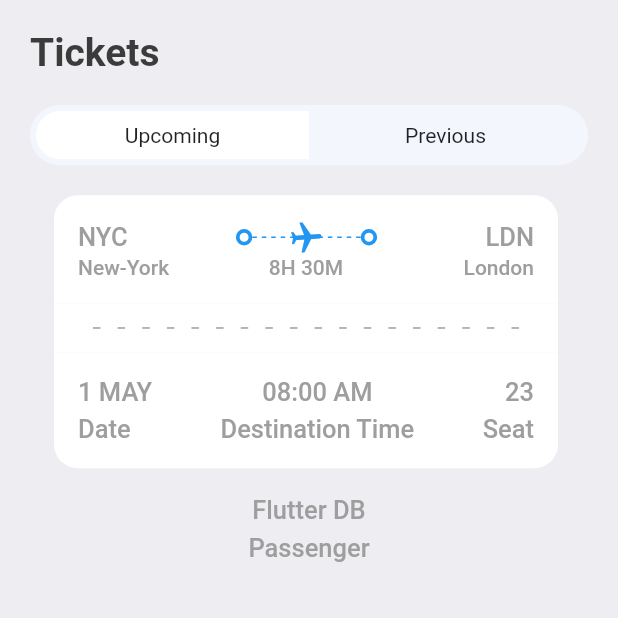
After one commit to flock-s/ticketbooking, a Flutter app: the TicketScreen screen opened directly, on a phone screen of 412 x 824 dp, the top half of it. The commit adds this screen. Run offline on Flutter 3.47's test engine with Material 2 defaults, Android fonts, the phone set to English and light mode, and no system bars; our stand-ins replace fluentui_icons, gap, get; missing offline and left inert: dart:ffi.

Commit message:
adding Ticket Views

```diff
--- a/lib/screens/bottom_bar.dart
+++ b/lib/screens/bottom_bar.dart
@@ -1,5 +1,6 @@
 import 'package:booktickets/screens/home_screen.dart';
 import 'package:booktickets/screens/search_screen.dart';
+import 'package:booktickets/screens/ticket_screen.dart';
 import 'package:fluentui_icons/fluentui_icons.dart';
 import 'package:flutter/material.dart';
 
@@ -29,7 +30,7 @@ class _BottomBarState extends State<BottomBar> with SingleTickerProviderStateMix
   static final List<Widget> _widgetOptions = <Widget>[
     const HomeScreen(),
     const SearchScreen(),
-    const Text("Tickets"),
+    const TicketScreen(),
     const Text("Profile")
   ];
   void _onItemTapped(int index){
--- /dev/null
+++ b/lib/screens/ticket_screen.dart
@@ -0,0 +1,47 @@
+import 'package:booktickets/screens/ticket_view.dart';
+import 'package:booktickets/utils/app_info_list.dart';
+import 'package:booktickets/utils/app_layout.dart';
+import 'package:booktickets/utils/app_style.dart';
+import 'package:booktickets/widgets/ticket_tabs.dart';
+import 'package:flutter/material.dart';
+import 'package:gap/gap.dart';
+
+class TicketScreen extends StatelessWidget {
+  const TicketScreen({Key? key}) : super(key: key);
+
+  @override
+  Widget build(BuildContext context) {
+    final size = AppLayout.getSize(context);
+    return Scaffold(
+      backgroundColor: Styles.bgColor,
+      body: Stack(
+        children: [
+          ListView(
+            padding: EdgeInsets.symmetric(vertical: AppLayout.getHeight(20), horizontal: AppLayout.getWidth(20)),
+            children: [
+              Text("Tickets",style: Styles.headlineStyle1,),
+              Gap(AppLayout.getHeight(20)),
+              const AppTicketTabs(firstTab: 'Upcoming', secondTab: 'Previous'),
+              Gap(AppLayout.getHeight(20)),
+              Container(
+                padding: EdgeInsets.only(right: AppLayout.getWidth(20)),
+                child: TicketView(ticket: ticketList[0],isColor: true,),
+              ),
+              Container(
+                padding: EdgeInsets.symmetric(horizontal: 15),
+                child: Column(
+                  children: [
+                    Text("Flutter DB", style: Styles.headlineStyle3,),
+                    Gap(AppLayout.getHeight(5)),
+                    Text("Passenger", style: Styles.headlineStyle3,)
+                  ],
+                ),
+              )
+
+            ],
+          )
+        ],
+      ),
+    );
+  }
+}
--- a/lib/screens/ticket_view.dart
+++ b/lib/screens/ticket_view.dart
@@ -1,3 +1,5 @@
+import 'dart:ffi';
+
 import 'package:booktickets/utils/app_layout.dart';
 import 'package:booktickets/utils/app_style.dart';
 import 'package:booktickets/widgets/thick_container.dart';
@@ -8,7 +10,8 @@ import 'package:gap/gap.dart';
 class TicketView extends StatelessWidget {
 
   final Map<String,dynamic> ticket;
-  const TicketView({Key? key,required this.ticket}) : super(key: key);
+  final bool? isColor;
+  const TicketView({Key? key,required this.ticket, this.isColor}) : super(key: key);
 
   @override
   Widget build(BuildContext context) {
@@ -23,16 +26,16 @@ class TicketView extends StatelessWidget {
             margin: EdgeInsets.only(left: AppLayout.getHeight(16)),
             decoration: BoxDecoration(
               borderRadius: BorderRadius.only(topLeft: Radius.circular(AppLayout.getHeight(16)),topRight: Radius.circular(AppLayout.getHeight(16))),
-              color: const Color(0xFF526799)
+              color: isColor==true?Colors.white:const Color(0xFF526799)
             ),
             padding: EdgeInsets.all(AppLayout.getHeight(16)),
             child: Column(
               children: [
                 Row(
                   children: [
-                    Text("${ticket['from']['code']}", style: Styles.headlineStyle3.copyWith(color: Colors.white),),
+                    Text("${ticket['from']['code']}", style: Styles.headlineStyle3.copyWith(color: isColor==true?Colors.grey:Colors.white),),
                     Expanded(child: Container()),
-                    const ThickContainer(),
+                    const ThickContainer(isColor:true),
                     Expanded(child: Stack(
                       children:[
                         SizedBox(
@@ -43,9 +46,9 @@ class TicketView extends StatelessWidget {
                                 direction: Axis.horizontal,
                                 mainAxisAlignment: MainAxisAlignment.spaceBetween,
                                 children: List.generate((constraints.constrainWidth()/6).floor(), (index) => SizedBox(
-                                  width: AppLayout.getWidth(3),height: AppLayout.getHeight(1), child: const DecoratedBox(
+                                  width: AppLayout.getWidth(3),height: AppLayout.getHeight(1), child: DecoratedBox(
                                   decoration: BoxDecoration(
-                                      color: Colors.white
+                                      color: isColor==true?Colors.blue:Colors.white
                                   ),
                                 ),
                                 )),
@@ -53,15 +56,15 @@ class TicketView extends StatelessWidget {
                             },),
                         ),
                         Center(
-                          child: Transform.rotate(angle: 1.5, child: const Icon(Icons.local_airport,color: Colors.white),),
+                          child: Transform.rotate(angle: 1.5, child: Icon(Icons.local_airport,color: isColor==true?Colors.blue:Colors.white),),
                         )
 
                       ]
                     )),
-                    const ThickContainer(),
+                    const ThickContainer(isColor: true,),
                     Expanded(child: Container()),
 
-                    Text("${ticket['to']['code']}",style: Styles.headlineStyle3.copyWith(color: Colors.white))
+                    Text("${ticket['to']['code']}",style: Styles.headlineStyle3.copyWith(color: isColor==true?Colors.grey:Colors.white))
                   ],
                 ),
                 Row(
@@ -69,12 +72,12 @@ class TicketView extends StatelessWidget {
                   children: [
                     SizedBox(
                       width: AppLayout.getWidth(100),
-                        child:Text("${ticket['from']['name']}", style: Styles.headlineStyle4.copyWith(color: Colors.white),),
+                        child:Text("${ticket['from']['name']}", style: Styles.headlineStyle4.copyWith(color: isColor==true?Colors.grey:Colors.white),),
                     ),
-                    Text("${ticket['flying_time']}", style: Styles.headlineStyle4.copyWith(color: Colors.white),),
+                    Text("${ticket['flying_time']}", style: Styles.headlineStyle4.copyWith(color: isColor==true?Colors.grey:Colors.white),),
                     SizedBox(
                       width: AppLayout.getWidth(100),
-                      child:Text("${ticket['to']['name']}", style: Styles.headlineStyle4.copyWith(color: Colors.white),textAlign: TextAlign.end,),
+                      child:Text("${ticket['to']['name']}", style: Styles.headlineStyle4.copyWith(color: isColor==true?Colors.grey:Colors.white),textAlign: TextAlign.end,),
                     ),
 
                   ],
@@ -85,7 +88,7 @@ class TicketView extends StatelessWidget {
           //Rip-able part of ticket
           Container(
             margin: EdgeInsets.only(left: AppLayout.getHeight(16)),
-            color: const Color(0xFFF55E1D),
+            color: isColor==true?Colors.white:const Color(0xFFF55E1D),
             child: Row(
               children: [
                 SizedBox(
@@ -111,9 +114,9 @@ class TicketView extends StatelessWidget {
                         mainAxisSize: MainAxisSize.max,
                         children: List.generate((constraints.constrainWidth()/15).floor(), (index) => SizedBox(
                           width: AppLayout.getWidth(5), height: AppLayout.getHeight(1),
-                          child: const DecoratedBox(
+                          child: DecoratedBox(
                             decoration: BoxDecoration(
-                              color: Colors.white
+                              color: isColor==true?Colors.grey:Colors.white
                             ),
                           ),
                         )),
@@ -142,7 +145,7 @@ class TicketView extends StatelessWidget {
             margin: EdgeInsets.only(left: AppLayout.getHeight(16)),
             decoration: BoxDecoration(
                 borderRadius: BorderRadius.only(bottomLeft: Radius.circular(AppLayout.getHeight(16)),bottomRight: Radius.circular(AppLayout.getHeight(16))),
-                color: Colors.orange
+                color: isColor==true?Colors.white:Colors.orange
             ),
             padding: EdgeInsets.all(AppLayout.getHeight(16)),
             child: Column(
@@ -152,27 +155,27 @@ class TicketView extends StatelessWidget {
                     Column(
                       crossAxisAlignment: CrossAxisAlignment.start,
                       children: [
-                        Text("${ticket['date']}", style: Styles.headlineStyle3.copyWith(color: Colors.white),),
+                        Text("${ticket['date']}", style: Styles.headlineStyle3.copyWith(color: isColor==true?Colors.grey:Colors.white),),
                         const Gap(5),
-                        Text("Date", style: Styles.headlineStyle3.copyWith(color: Colors.white),),
+                        Text("Date", style: Styles.headlineStyle3.copyWith(color: isColor==true?Colors.grey:Colors.white),),
                       ],
                     ),
                     Expanded(child: Container()),
                     Column(
                       crossAxisAlignment: CrossAxisAlignment.center,
                       children: [
-                        Text("${ticket['departure_time']}", style: Styles.headlineStyle3.copyWith(color: Colors.white),),
+                        Text("${ticket['departure_time']}", style: Styles.headlineStyle3.copyWith(color: isColor==true?Colors.grey:Colors.white),),
                         const Gap(5),
-                        Text("Destination Time", style: Styles.headlineStyle3.copyWith(color: Colors.white),),
+                        Text("Destination Time", style: Styles.headlineStyle3.copyWith(color: isColor==true?Colors.grey:Colors.white),),
                       ],
                     ),
                     Expanded(child: Container()),
                     Column(
                       crossAxisAlignment: CrossAxisAlignment.end,
                       children: [
-                        Text("${ticket['number']}", style: Styles.headlineStyle3.copyWith(color: Colors.white),),
+                        Text("${ticket['number']}", style: Styles.headlineStyle3.copyWith(color: isColor==true?Colors.grey:Colors.white),),
                         const Gap(5),
-                        Text("Seat", style: Styles.headlineStyle3.copyWith(color: Colors.white),),
+                        Text("Seat", style: Styles.headlineStyle3.copyWith(color: isColor==true?Colors.grey:Colors.white),),
                       ],
                     ),
                   ],
--- a/lib/widgets/thick_container.dart
+++ b/lib/widgets/thick_container.dart
@@ -1,7 +1,8 @@
 import 'package:flutter/material.dart';
 
 class ThickContainer extends StatelessWidget {
-  const ThickContainer({Key? key}) : super(key: key);
+  final bool? isColor;
+  const ThickContainer({Key? key, this.isColor}) : super(key: key);
 
   @override
   Widget build(BuildContext context) {
@@ -9,7 +10,7 @@ class ThickContainer extends StatelessWidget {
       padding: const EdgeInsets.all(3.0),
       decoration: BoxDecoration(
         borderRadius: BorderRadius.circular(20),
-        border: Border.all(width: 2.5, color: Colors.white)
+        border: Border.all(width: 2.5, color: isColor==true?Colors.blue:Colors.white)
       ),
     );
   }
--- /dev/null
+++ b/lib/widgets/ticket_tabs.dart
@@ -0,0 +1,46 @@
+import 'package:flutter/material.dart';
+
+import '../utils/app_layout.dart';
+
+class AppTicketTabs extends StatelessWidget {
+  final String firstTab;
+  final String secondTab;
+  const AppTicketTabs({Key? key, required this.firstTab, required this.secondTab}) : super(key: key);
+
+  @override
+  Widget build(BuildContext context) {
+    final size = AppLayout.getSize(context);
+    return FittedBox(
+      child: Container(
+        padding: const EdgeInsets.all(4),
+        decoration: BoxDecoration(
+            borderRadius: BorderRadius.circular(AppLayout.getHeight(50)),
+            color:const Color(0xFFF4F6FD)
+        ),
+        child: Row(
+          children: [
+            Container(
+              width: size.width*.44,
+              padding: EdgeInsets.symmetric(vertical: AppLayout.getHeight(8)),
+              decoration: BoxDecoration(
+                  borderRadius: BorderRadius.horizontal(left: Radius.circular(AppLayout.getHeight(50))),
+                  color: Colors.white
+              ),
+              child: Center(child: Text(firstTab)),
+            ),
+            Container(
+              width: size.width*.44,
+              padding: EdgeInsets.symmetric(vertical: AppLayout.getHeight(8)),
+              decoration: BoxDecoration(
+                  borderRadius: BorderRadius.horizontal(right: Radius.circular(AppLayout.getHeight(50))),
+                  color: Colors.transparent
+              ),
+              child: Center(child: Text(secondTab)),
+            )
+          ],
+
+        ),
+      ),
+    );
+  }
+}
```
Also changed, not shown: lib/screens/search_screen.dart (+2 -32 lines).
